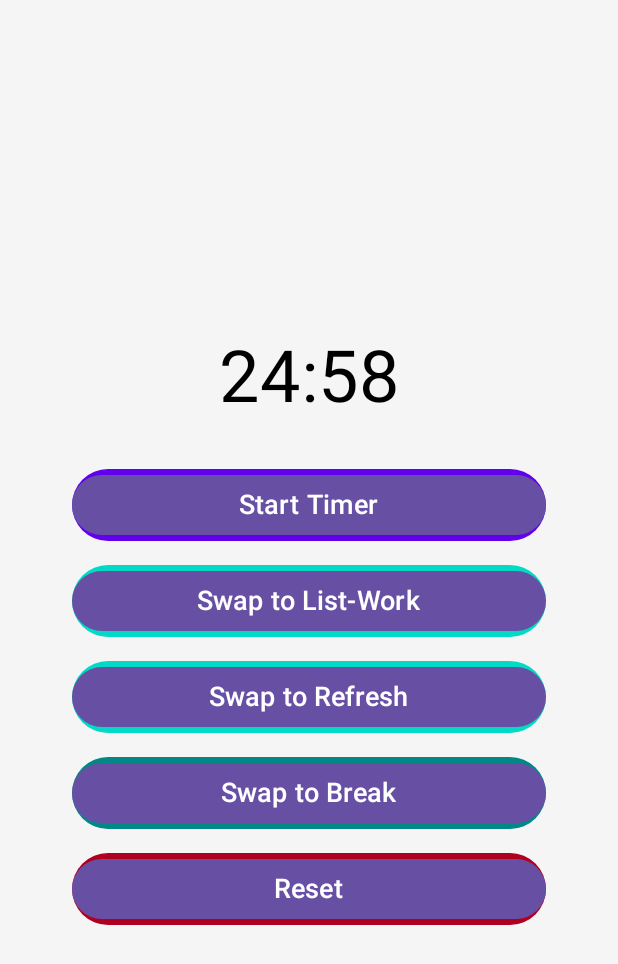
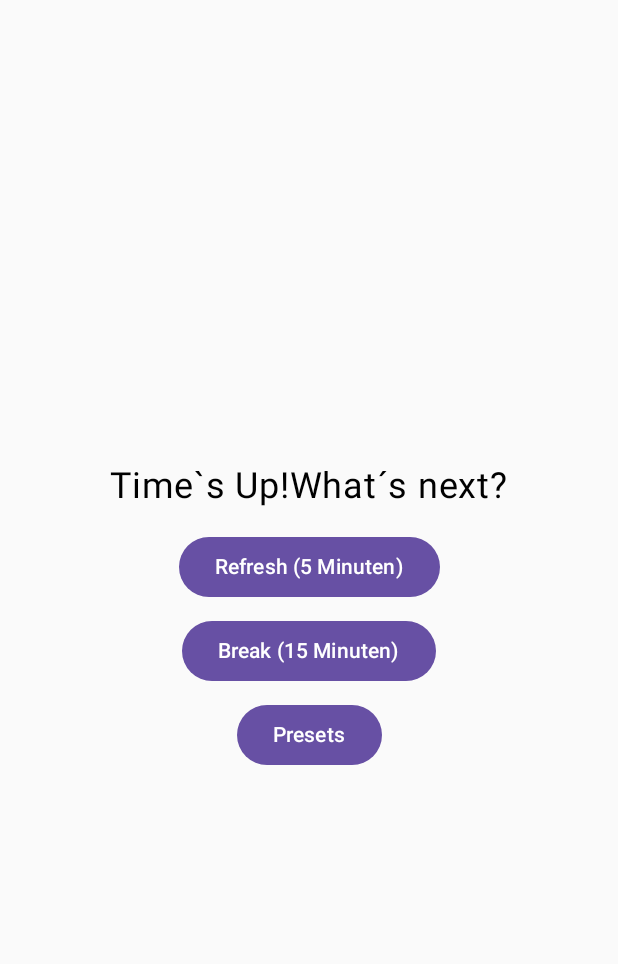
Before and after one commit to Achixadist/PDoroTimer, an Android app built with Jetpack Compose: the screen it shows after launch (MainActivity), after a tap on "Pause Timer", on a phone screen of 412 x 824 dp. Shown: the top 964 px of the screen. Run offline under Robolectric (Android 15) with nearby library versions, the phone set to English and light mode, and no system bars; our stand-ins replace Room's generated code; 2 other taps on this screen came first.

Commit message:
pausenscreen, alarmsound navigation zum pausenscreen (und zurück) nach ablauf des timers, zusätzliche dependency. Bugs: Pausebutton beendet timer komplett, buttons auf pausescreen funktionieren nicht

```diff
--- a/app/build.gradle.kts
+++ b/app/build.gradle.kts
@@ -52,6 +52,11 @@ android {
 }
 
 dependencies {
+    dependencies {
+        val nav_version = "2.8.0"
+
+        implementation("androidx.navigation:navigation-compose:$nav_version")
+    }
     // Core dependencies
     implementation(libs.androidx.core.ktx)
     implementation(libs.androidx.lifecycle.runtime.ktx)
@@ -65,6 +70,7 @@ dependencies {
     implementation("androidx.compose.ui:ui-tooling-preview")
     implementation("androidx.compose.ui:ui-graphics")
     implementation("androidx.compose.ui:ui-tooling")
+    implementation(libs.androidx.navigation.runtime.ktx)
     debugImplementation("androidx.compose.ui:ui-tooling")
     debugImplementation("androidx.compose.ui:ui-test-manifest")
 
--- a/app/src/main/java/com/example/timer2/MainActivity.kt
+++ b/app/src/main/java/com/example/timer2/MainActivity.kt
@@ -3,16 +3,27 @@ package com.example.timer2
 import android.os.Bundle
 import androidx.activity.ComponentActivity
 import androidx.activity.compose.setContent
+import androidx.compose.runtime.Composable
+import androidx.lifecycle.viewmodel.compose.viewModel
+import androidx.navigation.NavHostController
+import androidx.navigation.compose.NavHost
+import androidx.navigation.compose.composable
+import androidx.navigation.compose.rememberNavController
+import com.example.timer2.data.AppRouter
+import com.example.timer2.timer.TimerViewModel
+import com.example.timer2.ui.theme.PausenScreen
 import com.example.timer2.ui.theme.PomodoroTimerScreen
 import com.example.timer2.ui.theme.PomodoroTimerAppTheme
+import com.example.timer2.ui.theme.RootNavHost
+
 
 class MainActivity : ComponentActivity() {
     override fun onCreate(savedInstanceState: Bundle?) {
         super.onCreate(savedInstanceState)
         setContent {
             PomodoroTimerAppTheme {
-                PomodoroTimerScreen()
+                RootNavHost()
+                    }
+                }
             }
         }
-    }
-}
--- a/app/src/main/java/com/example/timer2/timer/SetTimer.kt
+++ b/app/src/main/java/com/example/timer2/timer/SetTimer.kt
@@ -7,5 +7,5 @@ enum class TimerType{
     BREAK
 }
 
-class SetTimer (val duration: Long, val timerType: TimerType) {
+class SetTimer (var duration: Long, val timerType: TimerType) {
 }
--- a/app/src/main/java/com/example/timer2/timer/TimerViewModel.kt
+++ b/app/src/main/java/com/example/timer2/timer/TimerViewModel.kt
@@ -1,9 +1,12 @@
 package com.example.timer2.timer
 
 import android.app.Application
+import android.media.MediaPlayer
 import android.util.Log
+import androidx.compose.runtime.Composable
 import androidx.lifecycle.AndroidViewModel
 import androidx.lifecycle.viewModelScope
+import com.example.timer2.R
 import com.example.timer2.data.*
 import kotlinx.coroutines.delay
 import kotlinx.coroutines.flow.MutableStateFlow
@@ -13,6 +16,12 @@ import kotlinx.coroutines.launch
 
 class TimerViewModel(application: Application) : AndroidViewModel(application) {
 
+    private var _navigateToPauseScreen = MutableStateFlow(false)
+    val navigateToPauseScreen: StateFlow<Boolean> get() = _navigateToPauseScreen
+
+    private var _navigateToStartScreen = MutableStateFlow(false)
+    val navigateToStartScreen: StateFlow<Boolean> get() = _navigateToStartScreen
+
     private val repository: PomodoroRepository
     val allSessions: Flow<List<PomodoroSession>>
 
@@ -20,11 +29,11 @@ class TimerViewModel(application: Application) : AndroidViewModel(application) {
     val allToDoItems: Flow<List<ToDoItem>>
 
     // StateFlows to handle the timer's time and running state
-    private val _timeLeft = MutableStateFlow(25 * 60 * 1000L) // Initial time in milliseconds
+    private val _timeLeft = MutableStateFlow(1 * 3 * 1000L) // Initial time in milliseconds
     val timeLeft: StateFlow<Long> = _timeLeft
 
     private val _isRunning = MutableStateFlow(false)
-    val isRunning: StateFlow<Boolean> = _isRunning
+    val isRunning: StateFlow<Boolean> get()= _isRunning
 
     private var finishCallback: (() -> Unit)? = null
 
@@ -39,6 +48,25 @@ class TimerViewModel(application: Application) : AndroidViewModel(application) {
         allToDoItems = toDoRepository.allToDoItems
     }
 
+    // Alarm
+    private var mediaPlayer: MediaPlayer? = null
+
+    private fun playAlarmSound() {
+        // Initialisiere den MediaPlayer mit der Alarm-Sounddatei
+        mediaPlayer = MediaPlayer.create(getApplication(), R.raw.alarm_sound)
+        // media player fehlerbehandlung
+        mediaPlayer?.setOnErrorListener { mp, what, extra ->
+            Log.e("MediaPlayer", "Error occurred: what=$what, extra=$extra")
+            true // Fehler wurde behandelt
+        }
+
+        mediaPlayer?.start()
+
+        viewModelScope.launch {
+            mediaPlayer = null // Setze auf null, um Speicherlecks zu vermeiden
+        }
+    }
+
     // Setting Timers
     private val defaultTimer = SetTimer(TimerSettings().defaultTimer, TimerType.DEFAULT)
     private val workTimer = SetTimer(TimerSettings().currentTimer, TimerType.WORK)
@@ -47,20 +75,20 @@ class TimerViewModel(application: Application) : AndroidViewModel(application) {
 
     private var activeTimer: SetTimer = defaultTimer
 
-    fun setPomodoroDuration(minutes: Long) {
-        Log.d("TimerViewModel", "Setting Pomodoro Duration to $minutes minutes")
-        _timeLeft.value = minutes * 60 * 1000 // Umwandlung von Minuten in Millisekunden
-        resetTimer() // Setzt den Timer zurück
+    private fun resetFinishCallback() {
+        finishCallback = null // Reset the callback to avoid memory leaks.
     }
 
     fun onFinishCallback(callback: () -> Unit) {
         finishCallback = callback
     }
 
+
     // Function to start the timer with the specified duration
     private fun start(duration: Long, onFinish: () -> Unit) {
 
         _isRunning.value = true
+
 
         viewModelScope.launch {
             val endTime = System.currentTimeMillis() + _timeLeft.value
@@ -68,27 +96,37 @@ class TimerViewModel(application: Application) : AndroidViewModel(application) {
                 _timeLeft.value = endTime - System.currentTimeMillis()
                 delay(100) // Update every 100ms for smoother countdown
             }
-            if (_timeLeft.value <= 0L) {
+                //if (_timeLeft.value <= 0L) {
                 _isRunning.value = false
-                finishCallback?.invoke() // Call the finish callback here.
-                finishCallback?.let { resetFinishCallback() } // Reset callback after use.
+                //finishCallback?.invoke() // Call the finish callback here.
+                //finishCallback?.let { resetFinishCallback() } // Reset callback after use.*/
+                endOfTimer()
             }
         }
+
+
+    fun resetNavigation() {
+        _navigateToPauseScreen.value = false // Setze den Wert zurück
     }
 
-    private fun resetFinishCallback() {
-        finishCallback=null // Reset the callback to avoid memory leaks.
-    }
-
-    private fun stop(){
-        _isRunning.value = false
-    }
 
     fun startTimer() {
         start(activeTimer.duration) {
             // Actions when Pomodoro timer finishes
+            /* if (_timeLeft.value <= 0L) {
+                _isRunning.value = false
+                finishCallback?.invoke() // Call the finish callback here.
+                resetFinishCallback() // Reset callback after use.*/
         }
     }
+    //}
+
+    fun endOfTimer() {
+        _navigateToPauseScreen.value = true // Setze den Wert auf true, wenn der Timer abläuft
+        playAlarmSound()
+
+    }
+
 
     fun pauseTimer() {
         _isRunning.value = false // Pauses the timer
@@ -99,24 +137,46 @@ class TimerViewModel(application: Application) : AndroidViewModel(application) {
         resetTimer()
     }
 
-    fun swapToRefresh(){
+    fun swapToRefresh() {
         activeTimer = refreshTimer
+        start(activeTimer.duration){
+        }
         resetTimer()
     }
 
-    fun swapToBreak(){
+    fun swapToBreak() {
         activeTimer = breakTimer
         resetTimer()
     }
 
     fun resetTimer() {
-        stop()
+        pauseTimer()
         _timeLeft.value = activeTimer.duration
     }
 
+    /*fun startBreakTimer() {
+        activeTimer = breakTimer
+        resetTimer()
+        startTimer()
+        }
 
 
-    // To-Do Methods
+    fun startRefreshTimer() {
+        activeTimer = refreshTimer
+        resetTimer()
+        startTimer()
+    }*/
+}
+
+
+
+
+
+
+
+
+
+   /* // To-Do Methods
     fun insertToDoItem(toDoItem: ToDoItem) {
         viewModelScope.launch {
             toDoRepository.insertToDoItem(toDoItem)
@@ -135,3 +195,4 @@ class TimerViewModel(application: Application) : AndroidViewModel(application) {
         }
     }
 }
+*/
--- /dev/null
+++ b/app/src/main/java/com/example/timer2/ui/theme/PausenScreen.kt
@@ -0,0 +1,63 @@
+package com.example.timer2.ui.theme
+
+import androidx.compose.foundation.layout.Arrangement
+import androidx.compose.foundation.layout.Column
+import androidx.compose.foundation.layout.Spacer
+import androidx.compose.foundation.layout.fillMaxSize
+import androidx.compose.foundation.layout.height
+import androidx.compose.foundation.layout.padding
+import androidx.compose.material3.Button
+import androidx.compose.material3.Text
+import androidx.compose.runtime.Composable
+import androidx.compose.ui.Alignment
+import androidx.compose.ui.Modifier
+import androidx.compose.ui.unit.dp
+import androidx.compose.ui.unit.sp
+import androidx.navigation.NavHostController
+import com.example.timer2.timer.TimerViewModel
+
+
+@Composable
+fun PausenScreen(navController: NavHostController, viewModel: TimerViewModel) {
+
+    Column(
+        horizontalAlignment = Alignment.CenterHorizontally,
+        verticalArrangement = Arrangement.Center,
+        modifier = Modifier
+            .fillMaxSize()
+            .padding(16.dp)
+    ) {
+        Text(text = "Time`s Up!" +
+                "What´s next?", fontSize = 24.sp)
+
+        Spacer(modifier = Modifier.height(16.dp))
+
+        Button(onClick = {
+            // Starte den Refresh-Timer und navigiere zurück zum Hauptbildschirm
+            viewModel.swapToRefresh()
+            navController.navigate("Start")
+        }) {
+            Text(text = "Refresh (5 Minuten)")
+        }
+
+        Spacer(modifier = Modifier.height(8.dp))
+
+        Button(onClick = {
+            // Starte den Break-Timer und navigiere zurück zum Hauptbildschirm
+            viewModel.swapToBreak()
+            navController.navigate("Start")
+        }) {
+            Text(text = "Break (15 Minuten)")
+        }
+
+        Spacer(modifier = Modifier.height(8.dp))
+
+        Button(onClick = {
+            // Hier kannst du später die Funktionalität für Presets hinzufügen.
+            // Aktuell navigieren wir einfach zurück zum Hauptbildschirm.
+            navController.navigate("TimerScreen")
+        }) {
+            Text(text = "Presets")
+        }
+    }
+}
--- a/app/src/main/java/com/example/timer2/ui/theme/PomodoroTimerScreen.kt
+++ b/app/src/main/java/com/example/timer2/ui/theme/PomodoroTimerScreen.kt
@@ -1,12 +1,19 @@
 package com.example.timer2.ui.theme
 
 import androidx.compose.foundation.background
-import androidx.compose.foundation.layout.*
+import androidx.compose.foundation.layout.Arrangement
+import androidx.compose.foundation.layout.Column
+import androidx.compose.foundation.layout.Spacer
+import androidx.compose.foundation.layout.fillMaxSize
+import androidx.compose.foundation.layout.fillMaxWidth
+import androidx.compose.foundation.layout.height
+import androidx.compose.foundation.layout.padding
 import androidx.compose.foundation.shape.RoundedCornerShape
 import androidx.compose.material3.Button
 import androidx.compose.material3.Surface
 import androidx.compose.material3.Text
 import androidx.compose.runtime.Composable
+import androidx.compose.runtime.LaunchedEffect
 import androidx.compose.runtime.collectAsState
 import androidx.compose.runtime.getValue
 import androidx.compose.ui.Alignment
@@ -15,13 +22,15 @@ import androidx.compose.ui.graphics.Color
 import androidx.compose.ui.text.style.TextAlign
 import androidx.compose.ui.unit.dp
 import androidx.compose.ui.unit.sp
-import androidx.lifecycle.viewmodel.compose.viewModel
+import androidx.navigation.NavHostController
 import com.example.timer2.timer.TimerViewModel
 
 @Composable
 fun PomodoroTimerScreen(
-    viewModel: TimerViewModel = viewModel()
-) {
+    navController: NavHostController, viewModel: TimerViewModel) {
+    val navigateToPauseScreen by viewModel.navigateToPauseScreen.collectAsState()
+
+
     // Observing state from ViewModel
     val timeLeftInMillis by viewModel.timeLeft.collectAsState()
     val isTimerRunning by viewModel.isRunning.collectAsState()
@@ -29,6 +38,15 @@ fun PomodoroTimerScreen(
     val minutes = (timeLeftInMillis / 1000) / 60
     val seconds = (timeLeftInMillis / 1000) % 60
     val timeFormatted = String.format("%02d:%02d", minutes, seconds)
+
+    LaunchedEffect(navigateToPauseScreen) {
+        if (navigateToPauseScreen) {
+            navController.navigate("Pause")
+            viewModel.resetNavigation()
+        }
+        }
+
+
 
     Surface(
         modifier = Modifier.fillMaxSize(),
@@ -54,7 +72,7 @@ fun PomodoroTimerScreen(
             Button(
                 onClick = {
                     if (isTimerRunning) viewModel.pauseTimer()
-                    else viewModel.startTimer() // Calls the start method for Pomodoro
+                    else viewModel.startTimer()  // Calls the start method for Pomodoro
                 },
                 modifier = Modifier
                     .fillMaxWidth()
--- /dev/null
+++ b/app/src/main/java/com/example/timer2/ui/theme/RootNavHost.kt
@@ -0,0 +1,42 @@
+package com.example.timer2.ui.theme
+
+import androidx.compose.runtime.Composable
+import androidx.compose.runtime.LaunchedEffect
+import androidx.compose.runtime.collectAsState
+import androidx.compose.runtime.getValue
+import androidx.lifecycle.viewmodel.compose.viewModel
+import androidx.navigation.compose.NavHost
+import androidx.navigation.compose.composable
+import androidx.navigation.compose.rememberNavController
+import com.example.timer2.timer.TimerViewModel
+
+@Composable
+fun RootNavHost() {
+    val navController = rememberNavController()
+    val timerViewModel: TimerViewModel = viewModel()
+// Definiere die NavHost mit den Composables für jede Route
+    val navigateToPauseScreen by timerViewModel.navigateToPauseScreen.collectAsState()
+
+    NavHost(
+        navController = navController,
+        startDestination = "Start"
+    ) {
+        composable("Start") {
+            PomodoroTimerScreen(
+                viewModel = viewModel<TimerViewModel>(),
+                navController = navController
+            )
+        }
+        composable("Pause") {
+            PausenScreen(
+                navController = navController,
+                viewModel = viewModel<TimerViewModel>()
+            )
+        }
+    }
+    /*LaunchedEffect(navigateToPauseScreen) {
+        if (navigateToPauseScreen) {
+            navController.navigate("Pause")
+        }
+    }*/
+}
--- a/gradle/libs.versions.toml
+++ b/gradle/libs.versions.toml
@@ -10,6 +10,7 @@ activityCompose = "1.9.1"
 composeBom = "2023.08.00"
 material3Android = "1.2.1"
 uiDesktop = "1.7.0"
+navigationRuntimeKtx = "2.8.0"
 
 [libraries]
 androidx-core-ktx = { group = "androidx.core", name = "core-ktx", version.ref = "coreKtx" }
@@ -28,6 +29,7 @@ androidx-ui-test-junit4 = { group = "androidx.compose.ui", name = "ui-test-junit
 androidx-material3 = { group = "androidx.compose.material3", name = "material3" }
 androidx-material3-android = { group = "androidx.compose.material3", name = "material3-android", version.ref = "material3Android" }
 androidx-ui-desktop = { group = "androidx.compose.ui", name = "ui-desktop", version.ref = "uiDesktop" }
+androidx-navigation-runtime-ktx = { group = "androidx.navigation", name = "navigation-runtime-ktx", version.ref = "navigationRuntimeKtx" }
 
 [plugins]
 android-application = { id = "com.android.application", version.ref = "agp" }
```
Also changed, not shown: app/src/main/java/com/example/timer2/data/AppRouter.kt (added, +13 -0 lines), 1 other file.
